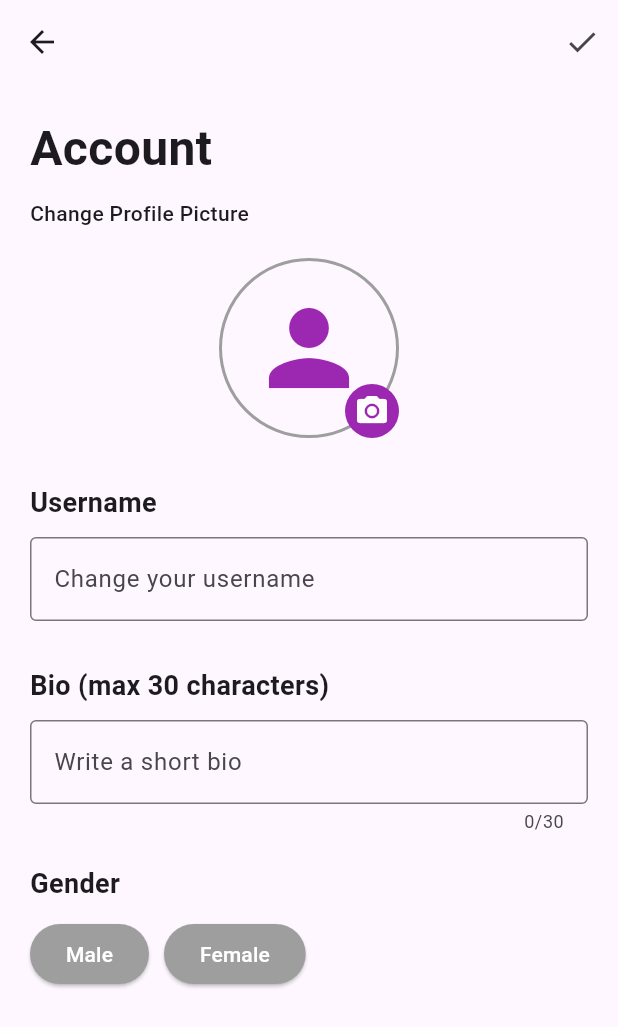
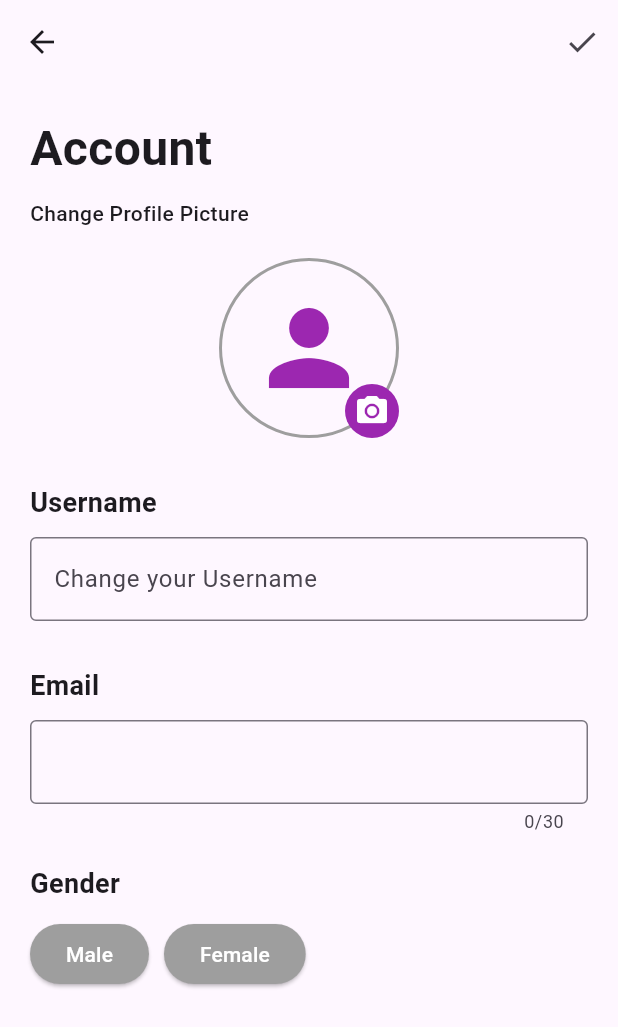
Before and after one commit to redu95/mobile_application_project, a Flutter app: the EditAccountPage screen opened directly with empty values, on a phone screen of 412 x 824 dp. Shown: the top 1027 px of the screen. Run offline on Flutter 3.47's test engine with Material 3 defaults, Android fonts, the phone set to English and light mode, and no system bars; our stand-ins replace cloud_firestore, firebase_auth, firebase_core, firebase_storage, google_sign_in, image_picker and 2 more; missing offline and left inert: firebase_app_check; accounts and stored records are empty.

Commit message:
Edit account page editing the firls in the account

```diff
--- a/lib/edit_account_page.dart
+++ b/lib/edit_account_page.dart
@@ -9,14 +9,14 @@ import 'dart:io';
 
 class EditAccountPage extends StatefulWidget {
   final String userName;
-  final String bio;
+  final String email;
   final File? image;
-  final void Function(String newName, String newBio, File? newImage) onSave;
+  final void Function(String newName, String newemail, File? newImage,String newGender) onSave;
 
   const EditAccountPage({
     Key? key,
     required this.userName,
-    required this.bio,
+    required this.email,
     required this.onSave,
     this.image,
   }) : super(key: key);
@@ -26,12 +26,12 @@ class EditAccountPage extends StatefulWidget {
 }
 
 class _EditAccountPageState extends State<EditAccountPage> {
-  String selectedGender = '';
+  String selectedGender ='' ;
   late String userName;
-  late String bio;
+  late String email;
   late File? _image;
   TextEditingController usernameController = TextEditingController();
-  TextEditingController _bioController = TextEditingController();
+  TextEditingController _emailController = TextEditingController();
   bool changesSaved = false;
 
   final picker = ImagePicker();
@@ -40,9 +40,9 @@ class _EditAccountPageState extends State<EditAccountPage> {
   void initState() {
     super.initState();
     userName = widget.userName;
-    bio = widget.bio;
+    email = widget.email;
     usernameController.text = userName;
-    _bioController.text = bio;
+    _emailController.text = email;
     _image = widget.image;
   }
 
@@ -62,32 +62,6 @@ class _EditAccountPageState extends State<EditAccountPage> {
 
 
 
-  Future<void> saveProfileInfo(String newName, String newBio, File? newImage) async {
-    String photoUrl;
-    if (newImage != null) {
-      // Upload image to Firebase Storage
-      photoUrl = await uploadImage(newImage);
-    } else {
-      photoUrl = ''; // Or set it to the current photo URL if not changed
-    }
-
-    // Get user ID from wherever it's supposed to come from
-    String? userId = ''; // Replace this with the logic to get user ID
-
-    // Check if the user ID is available
-    if (userId != null) {
-      // Update user information in Firestore
-      await FirebaseFirestore.instance.collection('users').doc(userId).update({
-        'userName': newName,
-        'bio': newBio,
-        'photoUrl': photoUrl,
-      }, ); // Use merge: true to create the document if it doesn't exist
-    }
-  }
-
-
-
-
   Future<void> _showConfirmationDialog(BuildContext context) async {
     await showDialog<void>(
       context: context,
@@ -103,15 +77,12 @@ class _EditAccountPageState extends State<EditAccountPage> {
               child: Text('Cancel'),
             ),
             TextButton(
-              onPressed: () async {
-                await saveProfileInfo(
-                  usernameController.text,
-                  _bioController.text,
-                  _image,
-                );
-                // Pass arguments here
-                Navigator.of(context).pop(); // Dismiss the dialog
-                Navigator.of(context).pop();
+              onPressed: ()  {
+                // Call onSave function to save changes
+                widget.onSave(userName, email, _image, selectedGender);
+                // Navigate back
+                Navigator.pop(context);
+                Navigator.pop(context);
               },
               child: Text('OK'),
             ),
@@ -226,7 +197,7 @@ class _EditAccountPageState extends State<EditAccountPage> {
                   ),
                 ),
                 SizedBox(height: 30),
-                Text(
+                const Text(
                   'Username',
                   style: TextStyle(
                     fontSize: 18,
@@ -236,9 +207,9 @@ class _EditAccountPageState extends State<EditAccountPage> {
                 SizedBox(height: 10),
                 TextField(
                   controller: usernameController,
-                  decoration: InputDecoration(
+                  decoration: const InputDecoration(
                     border: OutlineInputBorder(),
-                    hintText: 'Change your username',
+                    hintText: 'Change your Username',
                   ),
                   onChanged: (value) {
                     setState(() {
@@ -248,7 +219,7 @@ class _EditAccountPageState extends State<EditAccountPage> {
                 ),
                 SizedBox(height: 30),
                 Text(
-                  'Bio (max 30 characters)',
+                  'Email',
                   style: TextStyle(
                     fontSize: 18,
                     fontWeight: FontWeight.bold,
@@ -257,19 +228,18 @@ class _EditAccountPageState extends State<EditAccountPage> {
                 SizedBox(height: 10),
                 TextField(
                   maxLength: 30,
-                  controller: _bioController,
+                  controller: _emailController,
                   onChanged: (value) {
                     setState(() {
-                      bio = value;
+                      email = value;
                     });
                   },
-                  decoration: InputDecoration(
+                  decoration: const InputDecoration(
                     border: OutlineInputBorder(),
-                    hintText: 'Write a short bio',
                   ),
                 ),
                 SizedBox(height: 20),
-                Text(
+                const Text(
                   'Gender',
                   style: TextStyle(
                     fontSize: 18,
```
